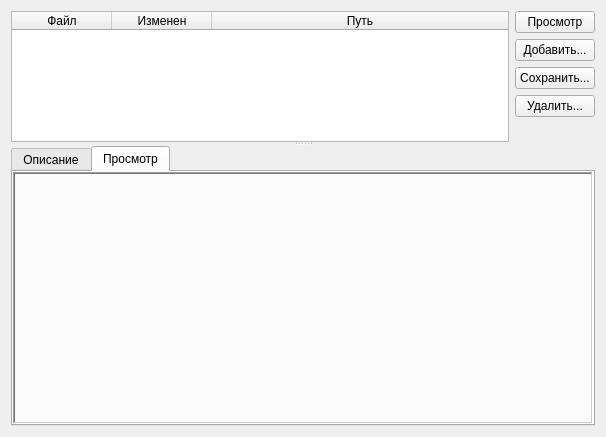
Old version of the form client/filespage.ui in the repository sshmakov/Traquera.
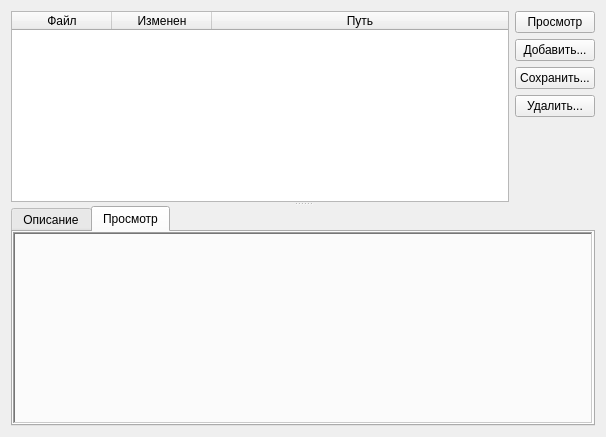
New version of the form. Icons and pictures are not drawn.

Commit message: Вкладка файлов

```diff
--- a/client/filespage.ui
+++ b/client/filespage.ui
@@ -163,12 +163,6 @@
             <verstretch>1</verstretch>
            </sizepolicy>
           </property>
-          <property name="minimumSize">
-           <size>
-            <width>0</width>
-            <height>250</height>
-           </size>
-          </property>
           <property name="frameShape">
            <enum>QFrame::WinPanel</enum>
           </property>
```
Left out of the diff: 3 changed lines with no effect on the pictures. The commit also changes 1 other file.
